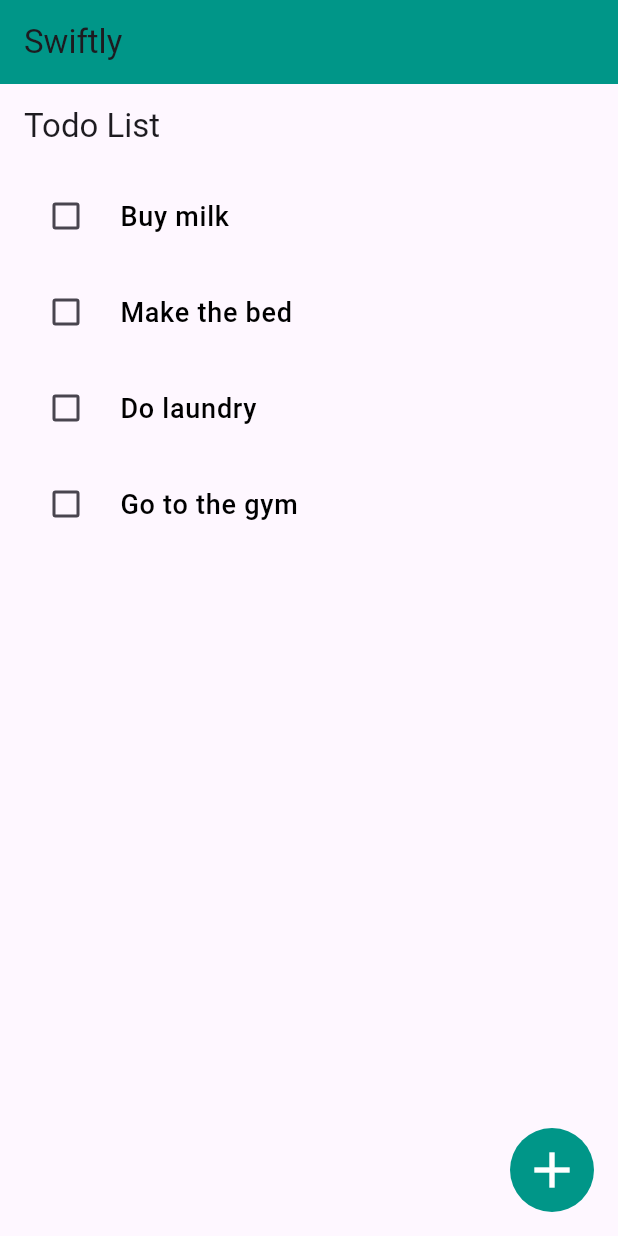
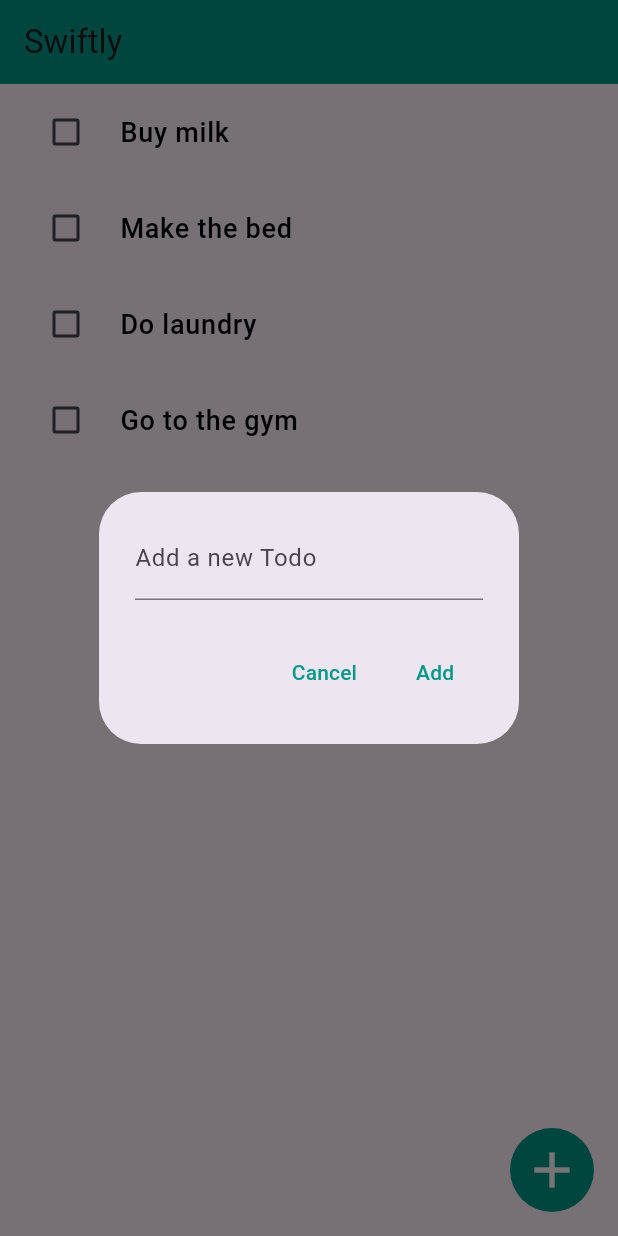
Before and after one commit to jishnupsamal/Syncr, a Flutter app: the screen it shows after launch, after a tap on the "add" icon, on a phone screen of 412 x 824 dp. Run offline on Flutter 3.47's test engine with Material 3 defaults, Android fonts, the phone set to English and light mode, and no system bars; our stand-ins replace firebase_core, flutter_riverpod, riverpod_annotation; accounts and stored records are empty; generated files the repository leaves out were written again.

Commit message:
feat: added Todo functionality

```diff
--- /dev/null
+++ b/lib/components/add_todo.dart
@@ -0,0 +1,68 @@
+import 'package:flutter/material.dart';
+import 'package:flutter_riverpod/flutter_riverpod.dart';
+import 'package:swiftly/models/todo_model.dart';
+import 'package:swiftly/providers/todo_provider.dart';
+
+class AddTodo extends ConsumerStatefulWidget {
+  const AddTodo({super.key});
+
+  @override
+  ConsumerState<ConsumerStatefulWidget> createState() => _AddTodoState();
+}
+
+class _AddTodoState extends ConsumerState<AddTodo> {
+  final TextEditingController _controller = TextEditingController();
+  void _handleSubmit() {
+    final allTodos = ref.read(todoNotifierProvider);
+    if (_controller.text.isNotEmpty) {
+      ref.read(todoNotifierProvider.notifier).addTodo(Todo(
+          id: allTodos.length + 1,
+          title: _controller.text,
+          isCompleted: false));
+      _controller.clear();
+    }
+    Navigator.pop(context);
+  }
+
+  @override
+  Widget build(BuildContext context) {
+    return Container(
+      child: IconButton.filled(
+        icon: Icon(Icons.add, size: 40),
+        onPressed: () => showDialog<String>(
+          context: context,
+          builder: (BuildContext context) => AlertDialog(
+            content: TextField(
+              controller: _controller,
+              decoration: const InputDecoration(
+                labelText: 'Add a new Todo',
+                floatingLabelStyle: TextStyle(
+                  color: Colors.teal,
+                ),
+              ),
+              onSubmitted: (String value) => _handleSubmit(),
+            ),
+            actions: <Widget>[
+              TextButton(
+                onPressed: () => Navigator.pop(context, 'Cancel'),
+                style: TextButton.styleFrom(
+                  foregroundColor: Colors.teal,
+                ),
+                child: const Text('Cancel'),
+              ),
+              TextButton(
+                onPressed: _handleSubmit,
+                style: TextButton.styleFrom(
+                  foregroundColor: Colors.teal,
+                ),
+                child: const Text('Add'),
+              ),
+            ],
+          ),
+        ),
+        style: ButtonStyle(
+            backgroundColor: WidgetStatePropertyAll<Color>(Colors.teal)),
+      ),
+    );
+  }
+}
--- a/lib/components/todo.dart
+++ b/lib/components/todo.dart
@@ -1,58 +1,47 @@
 import 'package:flutter/material.dart';
+import 'package:flutter_riverpod/flutter_riverpod.dart';
+import 'package:swiftly/providers/todo_provider.dart';
 
-class TodoList extends StatefulWidget {
+class TodoList extends ConsumerStatefulWidget {
   const TodoList({super.key});
 
-  final List<String> todos = const [
-    'Buy milk',
-    'Make the bed',
-    'Do laundry',
-    'Go to the gym'
-  ];
-
   @override
-  State<TodoList> createState() => _TodoListState();
+  ConsumerState<TodoList> createState() => _TodoListState();
 }
 
-class _TodoListState extends State<TodoList> {
-  late List<bool> _isSelectedList;
-
-  @override
-  void initState() {
-    super.initState();
-    _isSelectedList = List.filled(widget.todos.length, false);
-  }
-
+class _TodoListState extends ConsumerState<TodoList> {
   @override
   Widget build(BuildContext context) {
+    final allTodos = ref.watch(todoNotifierProvider);
     return Scaffold(
-      appBar: AppBar(title: const Text('Todo List')),
       body: ListView.builder(
-        itemCount: widget.todos.length,
+        itemCount: allTodos.length,
         itemBuilder: (context, index) {
-          bool isChecked = _isSelectedList[index];
-
+          bool isChecked = allTodos[index].isCompleted;
           return Container(
             margin: const EdgeInsets.symmetric(vertical: 4, horizontal: 8),
             child: CheckboxListTile(
               title: Text(
-                widget.todos[index],
+                allTodos[index].title,
                 style: TextStyle(
                   fontSize: 18,
                   fontWeight: FontWeight.w500,
-                  decoration: isChecked ? TextDecoration.lineThrough : null, // ✅ Strike-through if checked
-                  color: isChecked ? Colors.grey : Colors.black, // ✅ Text color change
+                  decoration: isChecked ? TextDecoration.lineThrough : null,
+                  color: isChecked ? Colors.grey : Colors.black,
                 ),
               ),
               value: isChecked,
               onChanged: (bool? value) {
-                setState(() {
-                  _isSelectedList[index] = value ?? false;
-                });
+                if (value != null) {
+                  ref
+                      .read(todoNotifierProvider.notifier)
+                      .completedTodo(allTodos[index]);
+                }
               },
-              activeColor: Colors.green, // ✅ Checkbox color
+              activeColor: Colors.teal, // ✅ Checkbox color
               checkColor: Colors.white,
-              controlAffinity: ListTileControlAffinity.leading, // ✅ Checkbox on the left
+              controlAffinity:
+                  ListTileControlAffinity.leading, // ✅ Checkbox on the left
             ),
           );
         },
--- a/lib/main.dart
+++ b/lib/main.dart
@@ -1,8 +1,12 @@
 import 'package:flutter/material.dart';
-import 'package:swiftly/components/todo.dart';
+import 'package:flutter_riverpod/flutter_riverpod.dart';
+import 'package:swiftly/pages/home.dart';
 
 void main() {
-  runApp(const MyApp());
+  runApp(const
+  ProviderScope(
+    child: MyApp(),
+  ));
 }
 
 class MyApp extends StatelessWidget {
@@ -15,33 +19,7 @@
       theme: ThemeData(
         useMaterial3: true,
       ),
-      home: const App(),
+      home: const Home(),
     );
   }
 }
-
-class App extends StatelessWidget {
-  const App({super.key});
-
-  @override
-  Widget build(BuildContext context) {
-    return Container(
-      child: Scaffold(
-        appBar: AppBar(
-            title: const Text('Swiftly'),
-            backgroundColor: Colors.teal),
-        body: TodoList(),
-        floatingActionButton: IconButton.filled(
-            icon: Icon(
-              Icons.add,
-              size: 40
-            ),
-            onPressed: () {
-              print('Button Pressed');
-            },
-            style: ButtonStyle(backgroundColor: WidgetStatePropertyAll<Color>(Colors.teal)),
-      ),
-    )
-    );
-  }
-}
--- /dev/null
+++ b/lib/models/todo_model.dart
@@ -0,0 +1,19 @@
+class Todo {
+  Todo({
+    this.id,
+    required this.title,
+    required this.isCompleted,
+  });
+
+  final int? id;
+  final String title;
+  final bool isCompleted;
+
+  Todo copyWith({int? id, String? title, bool? isCompleted}) {
+    return Todo(
+      id: id ?? this.id,
+      title: title ?? this.title,
+      isCompleted: isCompleted ?? this.isCompleted,
+    );
+  }
+}
--- /dev/null
+++ b/lib/pages/home.dart
@@ -0,0 +1,18 @@
+import 'package:flutter/material.dart';
+import 'package:flutter_riverpod/flutter_riverpod.dart';
+import 'package:swiftly/components/add_todo.dart';
+import 'package:swiftly/components/todo.dart';
+
+class Home extends ConsumerWidget {
+  const Home({super.key});
+
+  @override
+  Widget build(BuildContext context, WidgetRef ref) {
+    return Scaffold(
+      appBar:
+          AppBar(title: const Text('Swiftly'), backgroundColor: Colors.teal),
+      body: TodoList(),
+      floatingActionButton: AddTodo(),
+    );
+  }
+}
--- /dev/null
+++ b/lib/providers/todo_provider.dart
@@ -0,0 +1,33 @@
+import 'package:riverpod_annotation/riverpod_annotation.dart';
+import 'package:swiftly/models/todo_model.dart';
+
+part 'todo_provider.g.dart';
+
+List<Todo> allTodos = [
+  Todo(id: 1, title: 'Buy milk', isCompleted: false),
+  Todo(id: 2,title: 'Make the bed', isCompleted: false),
+  Todo(id: 3,title: 'Do laundry', isCompleted: false),
+  Todo(id: 4,title: 'Go to the gym', isCompleted: false),
+];
+
+@riverpod
+class TodoNotifier extends _$TodoNotifier {
+  @override
+  List<Todo> build() {
+    return allTodos;
+  }
+
+  void addTodo(Todo todo) {
+    state = [...state, todo];
+  }
+
+  void completedTodo(Todo todo) {
+    state = [
+      for (final t in state)
+        if (t.id == todo.id) t.copyWith(isCompleted: !t.isCompleted) else t,
+    ];
+  }
+
+  void removeTodo(Todo todo) {
+    state = state.where((t) => t.id != todo.id).toList();
+}}
```
Also changed, not shown: lib/providers/todo_provider.g.dart (added), 1 other file.
